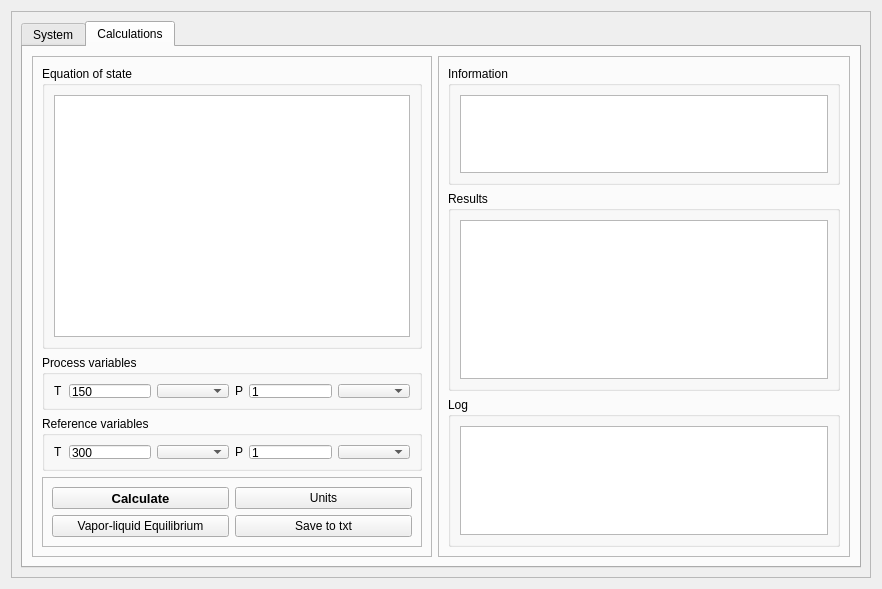
Qt form designer/mixture_calculations_ui.ui (marcusbfs/Sindri) before a commit.
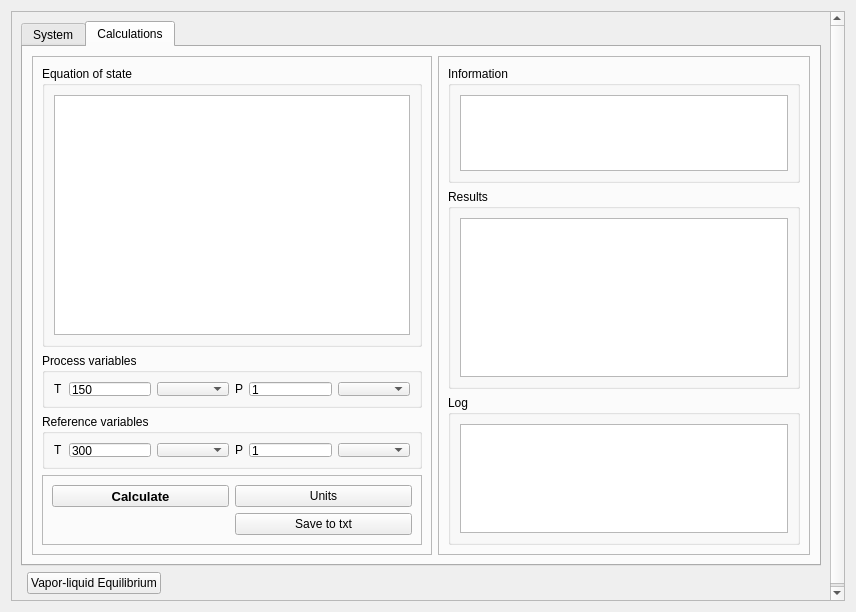
The same form after that commit. The open tabs and pages were chosen to show the change.

```diff
--- a/designer/mixture_calculations_ui.ui
+++ b/designer/mixture_calculations_ui.ui
@@ -9,8 +9,8 @@
    <rect>
     <x>0</x>
     <y>0</y>
-    <width>882</width>
-    <height>589</height>
+    <width>856</width>
+    <height>612</height>
    </rect>
   </property>
   <property name="windowTitle">
@@ -27,12 +27,25 @@
        <rect>
         <x>0</x>
         <y>0</y>
-        <width>862</width>
-        <height>569</height>
+        <width>836</width>
+        <height>592</height>
        </rect>
       </property>
       <layout class="QGridLayout" name="gridLayout_2">
-       <item row="0" column="0">
+       <item row="1" column="2">
+        <spacer name="horizontalSpacer_5">
+         <property name="orientation">
+          <enum>Qt::Horizontal</enum>
+         </property>
+         <property name="sizeHint" stdset="0">
+          <size>
+           <width>40</width>
+           <height>20</height>
+          </size>
+         </property>
+        </spacer>
+       </item>
+       <item row="0" column="0" colspan="3">
         <widget class="QTabWidget" name="tabWidget">
          <property name="tabPosition">
           <enum>QTabWidget::North</enum>
@@ -562,13 +575,6 @@
                    </property>
                   </widget>
                  </item>
-                 <item row="3" column="0">
-                  <widget class="QPushButton" name="btn_VLE">
-                   <property name="text">
-                    <string>Vapor-liquid Equilibrium</string>
-                   </property>
-                  </widget>
-                 </item>
                  <item row="3" column="1">
                   <widget class="QPushButton" name="btn_savetxt">
                    <property name="text">
@@ -739,6 +745,13 @@
          </widget>
         </widget>
        </item>
+       <item row="1" column="1">
+        <widget class="QPushButton" name="btn_VLE">
+         <property name="text">
+          <string>Vapor-liquid Equilibrium</string>
+         </property>
+        </widget>
+       </item>
       </layout>
      </widget>
     </widget>
```
